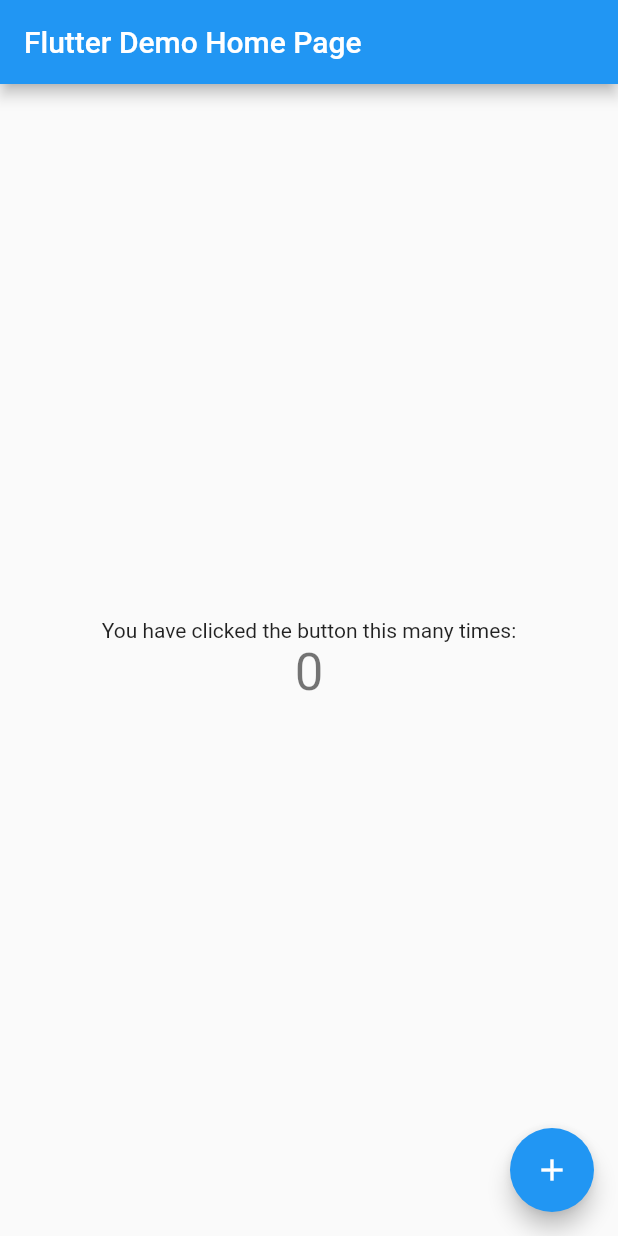
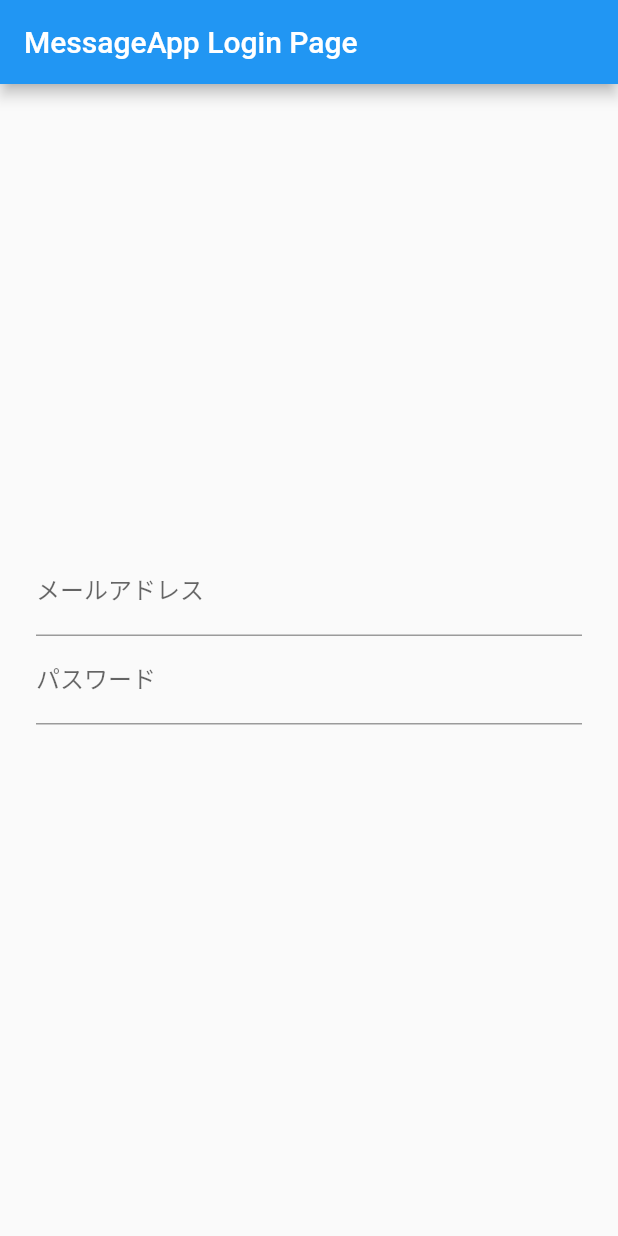
Before and after one commit to s-udaka/MessageApp, a Flutter app: the screen it shows after launch, on a phone screen of 412 x 824 dp. Run offline on Flutter 3.47's test engine with Material 2 defaults, Android fonts, the phone set to English and light mode, and no system bars.

Commit message:
ログイン画面を途中まで作成

```diff
--- a/message_app/lib/main.dart
+++ b/message_app/lib/main.dart
@@ -11,105 +11,97 @@ class MyApp extends StatelessWidget {
   @override
   Widget build(BuildContext context) {
     return MaterialApp(
-      title: 'Flutter Demo',
+      title: 'MessageApp',
       theme: ThemeData(
-        // This is the theme of your application.
-        //
-        // Try running your application with "flutter run". You'll see the
-        // application has a blue toolbar. Then, without quitting the app, try
-        // changing the primarySwatch below to Colors.green and then invoke
-        // "hot reload" (press "r" in the console where you ran "flutter run",
-        // or simply save your changes to "hot reload" in a Flutter IDE).
-        // Notice that the counter didn't reset back to zero; the application
-        // is not restarted.
         primarySwatch: Colors.blue,
       ),
-      home: const MyHomePage(title: 'Flutter Demo Home Page'),
+      home: const LoginPage(),
     );
   }
 }
 
-class MyHomePage extends StatefulWidget {
-  const MyHomePage({Key? key, required this.title}) : super(key: key);
-
-  // This widget is the home page of your application. It is stateful, meaning
-  // that it has a State object (defined below) that contains fields that affect
-  // how it looks.
-
-  // This class is the configuration for the state. It holds the values (in this
-  // case the title) provided by the parent (in this case the App widget) and
-  // used by the build method of the State. Fields in a Widget subclass are
-  // always marked "final".
-
-  final String title;
+class LoginPage extends StatefulWidget {
+  const LoginPage({Key? key}) : super(key: key);
 
   @override
-  State<MyHomePage> createState() => _MyHomePageState();
+  State<LoginPage> createState() => _LoginPageState();
 }
 
-class _MyHomePageState extends State<MyHomePage> {
-  int _counter = 0;
-
-  void _incrementCounter() {
-    setState(() {
-      // This call to setState tells the Flutter framework that something has
-      // changed in this State, which causes it to rerun the build method below
-      // so that the display can reflect the updated values. If we changed
-      // _counter without calling setState(), then the build method would not be
-      // called again, and so nothing would appear to happen.
-      _counter++;
-    });
-  }
+class _LoginPageState extends State<LoginPage> {
+  // メッセージ表示用
+  String infoText = '';
+  // 入力したメールアドレス・パスワード
+  String email = '';
+  String password = '';
 
   @override
   Widget build(BuildContext context) {
-    // This method is rerun every time setState is called, for instance as done
-    // by the _incrementCounter method above.
-    //
-    // The Flutter framework has been optimized to make rerunning build methods
-    // fast, so that you can just rebuild anything that needs updating rather
-    // than having to individually change instances of widgets.
     return Scaffold(
       appBar: AppBar(
-        // Here we take the value from the MyHomePage object that was created by
-        // the App.build method, and use it to set our appbar title.
-        title: Text(widget.title),
+        title: const Text('MessageApp Login Page'),
       ),
       body: Center(
-        // Center is a layout widget. It takes a single child and positions it
-        // in the middle of the parent.
+          child: Container(
+        padding: const EdgeInsets.all(24),
         child: Column(
-          // Column is also a layout widget. It takes a list of children and
-          // arranges them vertically. By default, it sizes itself to fit its
-          // children horizontally, and tries to be as tall as its parent.
-          //
-          // Invoke "debug painting" (press "p" in the console, choose the
-          // "Toggle Debug Paint" action from the Flutter Inspector in Android
-          // Studio, or the "Toggle Debug Paint" command in Visual Studio Code)
-          // to see the wireframe for each widget.
-          //
-          // Column has various properties to control how it sizes itself and
-          // how it positions its children. Here we use mainAxisAlignment to
-          // center the children vertically; the main axis here is the vertical
-          // axis because Columns are vertical (the cross axis would be
-          // horizontal).
           mainAxisAlignment: MainAxisAlignment.center,
           children: <Widget>[
-            const Text(
-              'You have clicked the button this many times:',
+            // メールアドレス入力
+            TextFormField(
+              decoration: const InputDecoration(labelText: 'メールアドレス'),
+              onChanged: (String value) {
+                setState(() {
+                  email = value;
+                });
+              },
             ),
-            Text(
-              '$_counter',
-              style: Theme.of(context).textTheme.headline4,
+            // パスワード入力
+            TextFormField(
+              decoration: const InputDecoration(labelText: 'パスワード'),
+              obscureText: true,
+              onChanged: (String value) {
+                setState(() {
+                  password = value;
+                });
+              },
             ),
+            Container(
+              padding: const EdgeInsets.all(8),
+              // メッセージ表示
+              child: Text(infoText),
+            ),
+            // Container(
+            //   width: double.infinity,
+            //   // ユーザー登録ボタン
+            //   child: ElevatedButton(
+            //     child: const Text('ユーザー登録'),
+            //     onPressed: () async {
+            //       try {
+            //         // メール/パスワードでユーザー登録
+            //         final FirebaseAuth auth = FirebaseAuth.instance;
+            //         await auth.createUserWithEmailAndPassword(
+            //           email: email,
+            //           password: password,
+            //         );
+            //         // ユーザー登録に成功した場合
+            //         // チャット画面に遷移＋ログイン画面を破棄
+            //         await Navigator.of(context).pushReplacement(
+            //           MaterialPageRoute(builder: (context) {
+            //             return ChatPage();
+            //           }),
+            //         );
+            //       } catch (e) {
+            //         // ユーザー登録に失敗した場合
+            //         setState(() {
+            //           infoText = "登録に失敗しました：${e.toString()}";
+            //         });
+            //       }
+            //     },
+            //   ),
+            // )
           ],
         ),
-      ),
-      floatingActionButton: FloatingActionButton(
-        onPressed: _incrementCounter,
-        tooltip: 'Increment',
-        child: const Icon(Icons.add),
-      ), // This trailing comma makes auto-formatting nicer for build methods.
+      )),
     );
   }
 }
```
Also changed, not shown: 1 other file.
